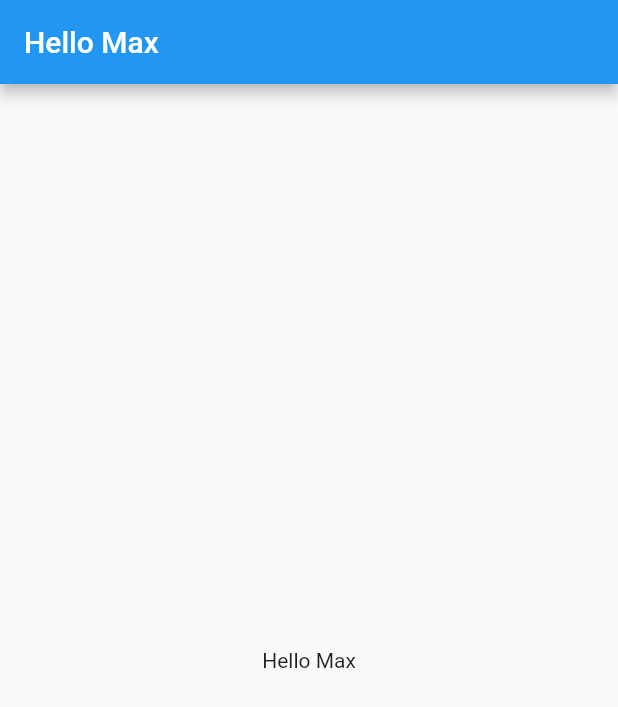
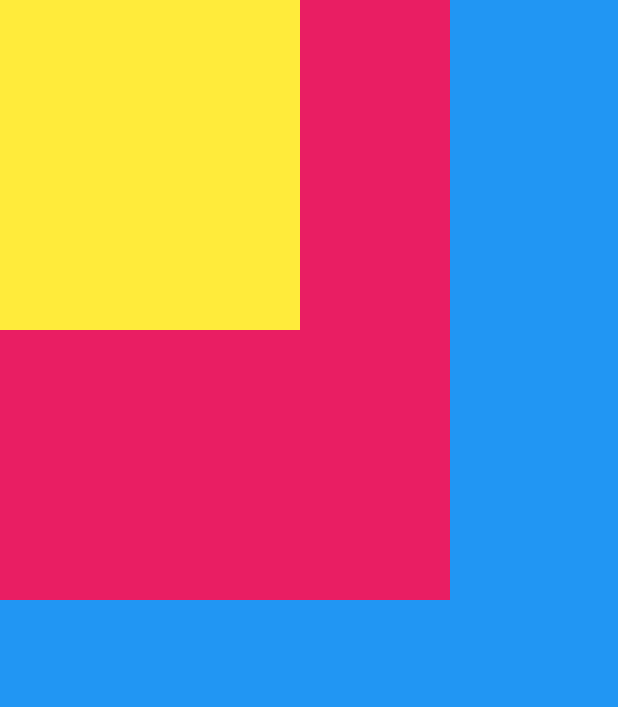
Before and after one commit to mutambo/flutter-learn, a Flutter app: the screen it shows after launch, on a phone screen of 412 x 824 dp. Shown: the top 707 px of the screen. Run offline on Flutter 3.47's test engine with Material 2 defaults, Android fonts, the phone set to English and light mode, and no system bars.

Commit message:
created a multiple layout widget

```diff
--- a/lib/main.dart
+++ b/lib/main.dart
@@ -1,28 +1,114 @@
 import 'package:flutter/material.dart';
 
-void main() {
-  runApp(
-    const MaterialApp(
-      title: 'Flutter Tutorial',
-      home: MyHomePage(),
-    ),
-  );
+void main() => runApp(const MyApp());
+
+class MyApp extends StatelessWidget {
+  const MyApp({super.key});
+
+  @override
+  Widget build(BuildContext context) {
+    return MaterialApp(
+      title: 'Multiple Layout Widget',
+      debugShowCheckedModeBanner: false,
+      theme: ThemeData(
+        primarySwatch: Colors.blue,
+      ),
+      home: const MyHomePage(),
+    );
+  }
 }
 
 class MyHomePage extends StatelessWidget {
   const MyHomePage({super.key});
 
-  // final String title;
-
   @override
   Widget build(BuildContext context) {
-    return Scaffold(
-      appBar: AppBar(
-        title: const Text('Hello Max'),
-      ),
-      body: const Center(
-        child: Text('Hello Max'),
+    return Center(
+      child: Container(
+        alignment: Alignment.center,
+        color: Colors.white,
+        child: Stack(
+          children: <Widget>[
+            Container(
+              color: Colors.blue,
+            ),
+            Container(
+              color: Colors.pink,
+              height: 400.0,
+              width: 300.0,
+            ),
+            Container(
+              color: Colors.yellow,
+              height: 220.0,
+              width: 200.0,
+            ),
+          ],
+        ),
       ),
     );
   }
 }
+
+// void main() {
+//   runApp(
+//     const MaterialApp(
+//       title: 'Flutter Tutorial',
+//       home: MyHomePage(),
+//     ),
+//   );
+// }
+
+// class MyHomePage extends StatelessWidget {
+//   const MyHomePage({super.key});
+
+//   // final String title;
+
+//   @override
+//   Widget build(BuildContext context) {
+//     return Scaffold(
+//       appBar: AppBar(
+//         title: const Text('Hello Max'),
+//       ),
+//       body: Center(
+//        Image(image:AssetImage('assets/images/flowers.jpg'),
+//       ),
+//       ),
+//     );
+//   }
+// }
+
+// class TutorialHome extends StatelessWidget {
+//   const TutorialHome({super.key});
+
+//   @override
+//   Widget build(BuildContext context) {
+//     // Scaffold is a layout for
+//     // the major Material Components.
+//     return Scaffold(
+//       appBar: AppBar(
+//         leading: const IconButton(
+//           icon: Icon(Icons.menu),
+//           tooltip: 'Navigation menu',
+//           onPressed: null,
+//         ),
+//         title: const Text('Example title'),
+//         actions: const [
+//           IconButton(
+//             icon: Icon(Icons.search),
+//             tooltip: 'Search',
+//             onPressed: null,
+//           ),
+//         ],
+//       ),
+//       // body is the majority of the screen.
+//       body: const Center(
+//         child: Text('Hello, world!'),
+//       ),
+//       floatingActionButton: const FloatingActionButton(
+//         tooltip: 'Add', // used by assistive technologies
+//         onPressed: null,
+//         child: Icon(Icons.add),
+//       ),
+//     );
+//   }
+// }
--- a/pubspec.yaml
+++ b/pubspec.yaml
@@ -60,9 +60,8 @@ flutter:
   uses-material-design: true
 
   # To add assets to your application, add an assets section, like this:
-  # assets:
-  #   - images/a_dot_burr.jpeg
-  #   - images/a_dot_ham.jpeg
+  assets:
+  - assets/
 
   # An image asset can refer to one or more resolution-specific "variants", see
   # https://flutter.dev/assets-and-images/#resolution-aware
```
Also changed, not shown: assets/flower.jpg (added).
